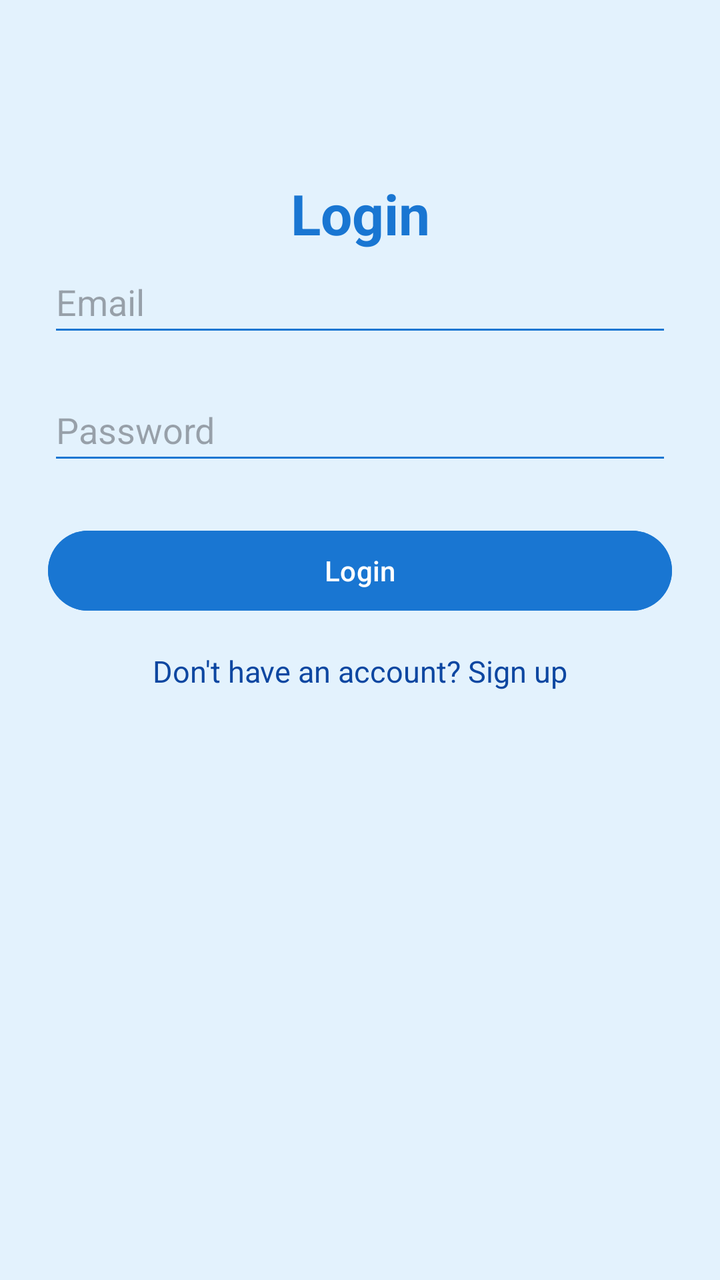
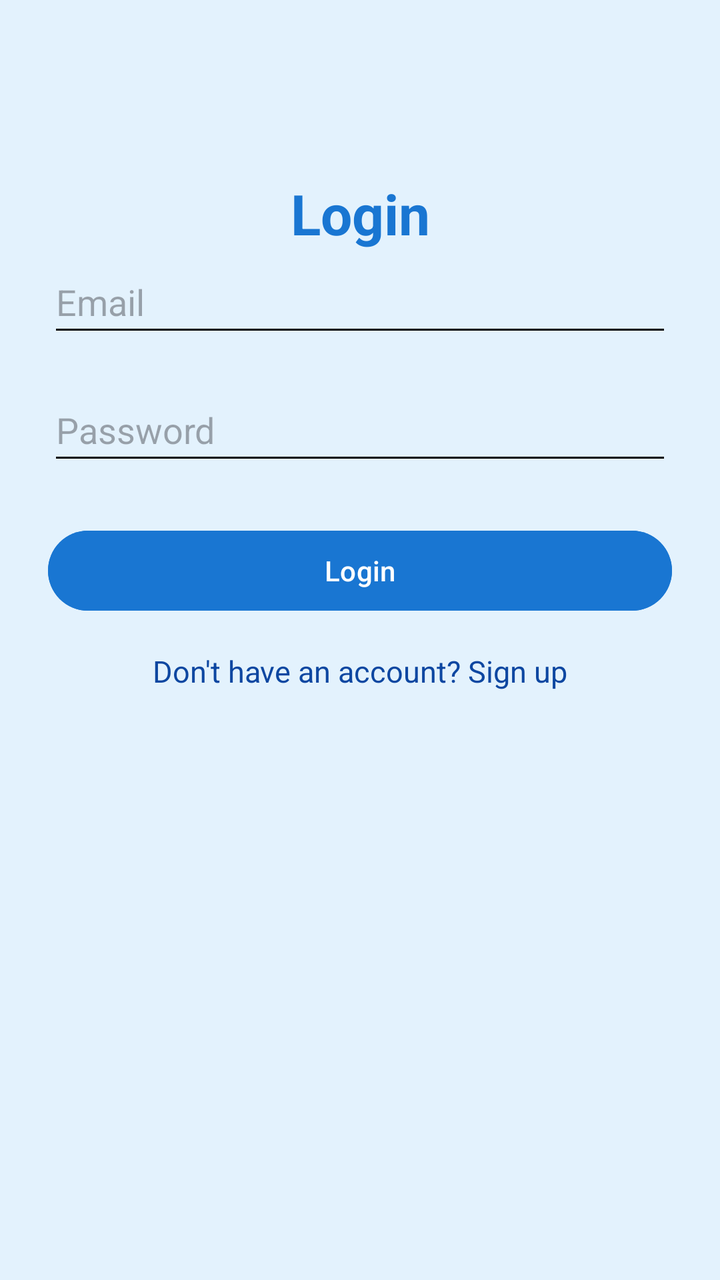

The first picture is an Android layout as it rendered before a commit; the second is the same layout after the commit. The layout source and the unified diff follow.
<!-- AndroidManifest.xml: application theme Theme.MedicineReminder -->
<!-- res/layout/activity_login.xml -->
<?xml version="1.0" encoding="utf-8"?>
<androidx.constraintlayout.widget.ConstraintLayout
    xmlns:android="http://schemas.android.com/apk/res/android"
    xmlns:app="http://schemas.android.com/apk/res-auto"
    android:layout_width="match_parent"
    android:layout_height="match_parent"
    android:padding="24dp"
    android:background="#E3F2FD">

    <TextView
        android:id="@+id/loginTitle"
        android:layout_width="wrap_content"
        android:layout_height="wrap_content"
        android:text="Login"
        android:textSize="28sp"
        android:textStyle="bold"
        android:textColor="#1976D2"
        app:layout_constraintTop_toTopOf="parent"
        app:layout_constraintBottom_toTopOf="@id/emailInput"
        app:layout_constraintStart_toStartOf="parent"
        app:layout_constraintEnd_toEndOf="parent"
        android:layout_marginBottom="32dp"
        android:layout_marginTop="64dp"/>

    <EditText
        android:id="@+id/emailInput"
        android:layout_width="0dp"
        android:layout_height="wrap_content"
        android:hint="Email"
        android:inputType="textEmailAddress"
        android:backgroundTint="#1976D2"
        android:minHeight="48dp"
        app:layout_constraintTop_toBottomOf="@id/loginTitle"
        app:layout_constraintStart_toStartOf="parent"
        app:layout_constraintEnd_toEndOf="parent"/>

    <EditText
        android:id="@+id/passwordInput"
        android:layout_width="0dp"
        android:layout_height="wrap_content"
        android:hint="Password"
        android:inputType="textPassword"
        android:backgroundTint="#1976D2"
        android:minHeight="48dp"
        app:layout_constraintTop_toBottomOf="@id/emailInput"
        app:layout_constraintStart_toStartOf="parent"
        app:layout_constraintEnd_toEndOf="parent"
        android:layout_marginTop="16dp"/>

    <Button
        android:id="@+id/loginButton"
        android:layout_width="0dp"
        android:layout_height="wrap_content"
        android:text="Login"
        android:backgroundTint="#1976D2"
        android:textColor="#FFFFFF"
        app:layout_constraintTop_toBottomOf="@id/passwordInput"
        app:layout_constraintStart_toStartOf="parent"
        app:layout_constraintEnd_toEndOf="parent"
        android:layout_marginTop="24dp"/>

    <TextView
        android:id="@+id/signUpText"
        android:layout_width="wrap_content"
        android:layout_height="wrap_content"
        android:text="Don't have an account? Sign up"
        android:textColor="#0D47A1"
        android:textSize="15dp"
        android:layout_marginTop="16dp"
        android:clickable="true"
        android:focusable="true"
        app:layout_constraintTop_toBottomOf="@id/loginButton"
        app:layout_constraintStart_toStartOf="parent"
        app:layout_constraintEnd_toEndOf="parent"/>
</androidx.constraintlayout.widget.ConstraintLayout>
<!-- resources referenced by this layout -->
<resources>
  <style name="Theme.MedicineReminder" parent="Base.Theme.MedicineReminder" />
  <style name="Base.Theme.MedicineReminder" parent="Theme.Material3.DayNight.NoActionBar">
          
          
      </style>
</resources>

<!-- the commit's change to res/layout/activity_login.xml (unified diff, before → after) -->
@@ -28,7 +28,8 @@
         android:layout_height="wrap_content"
         android:hint="Email"
         android:inputType="textEmailAddress"
-        android:backgroundTint="#1976D2"
+        android:textColor="#000000"
+        android:backgroundTint="#000000"
         android:minHeight="48dp"
         app:layout_constraintTop_toBottomOf="@id/loginTitle"
         app:layout_constraintStart_toStartOf="parent"
@@ -40,7 +41,8 @@
         android:layout_height="wrap_content"
         android:hint="Password"
         android:inputType="textPassword"
-        android:backgroundTint="#1976D2"
+        android:textColor="#000000"
+        android:backgroundTint="#000000"
         android:minHeight="48dp"
         app:layout_constraintTop_toBottomOf="@id/emailInput"
         app:layout_constraintStart_toStartOf="parent"
@@ -72,4 +74,5 @@
         app:layout_constraintTop_toBottomOf="@id/loginButton"
         app:layout_constraintStart_toStartOf="parent"
         app:layout_constraintEnd_toEndOf="parent"/>
+
 </androidx.constraintlayout.widget.ConstraintLayout>
